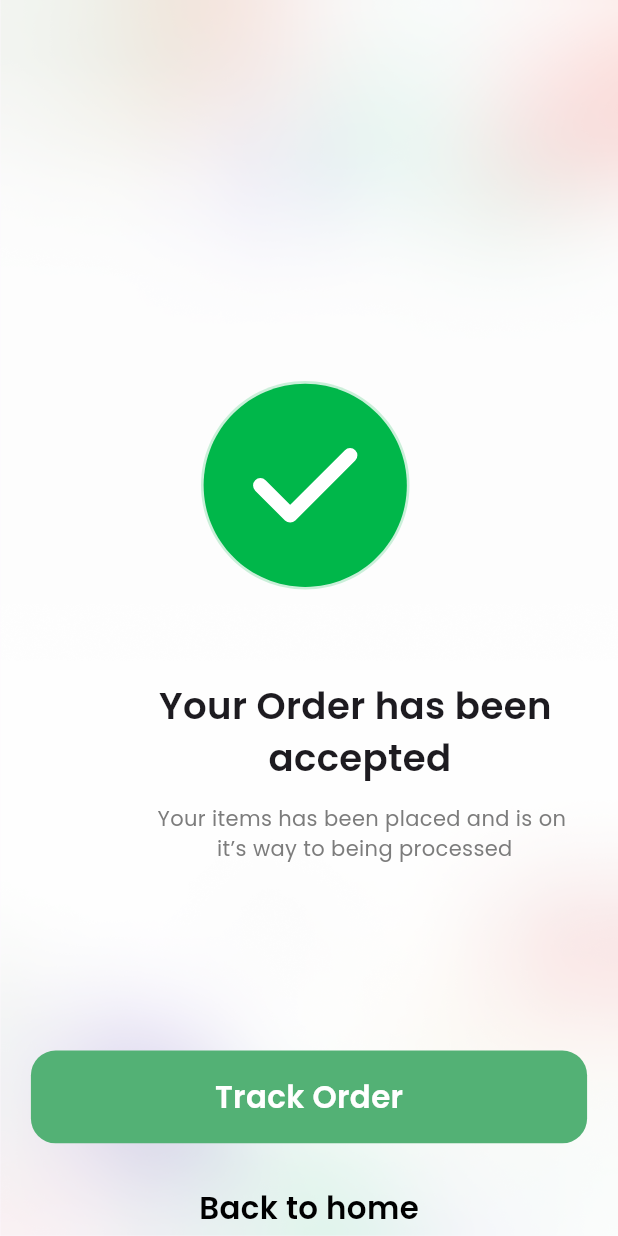
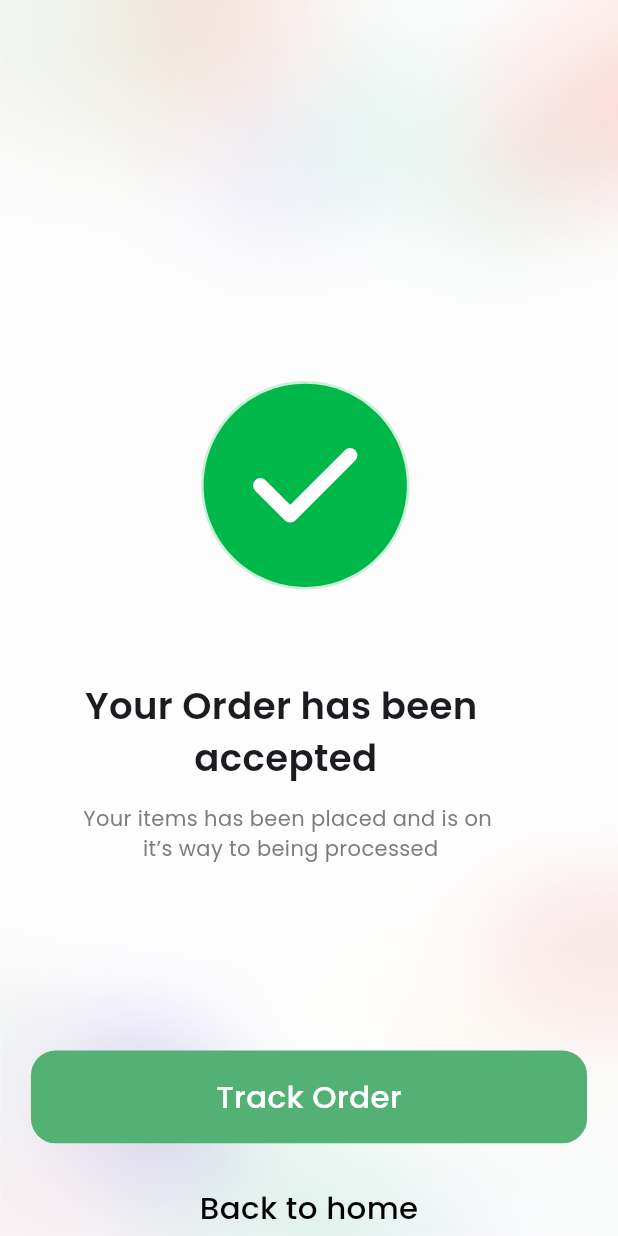
Before and after one commit to shibii787/nectar_project1, a Flutter app: the OrderAccepted screen opened directly, on a phone screen of 412 x 824 dp. Run offline on Flutter 3.47's test engine with Material 3 defaults, Android fonts, the phone set to English and light mode, and no system bars; our stand-ins replace carousel_slider, country_code_picker, flutter_svg, google_fonts, image_picker, lottie and 3 more.

Commit message:
navigation done

```diff
--- a/lib/app_authentication/select_location_page.dart
+++ b/lib/app_authentication/select_location_page.dart
@@ -1,6 +1,7 @@
 import 'package:flutter/cupertino.dart';
 import 'package:flutter/material.dart';
 import 'package:nectar_project1/app_authentication/log_in.dart';
+import 'package:nectar_project1/app_body/bottom_nav.dart';
 import 'package:nectar_project1/colors.dart';
 import 'package:nectar_project1/images.dart';
 
@@ -65,7 +66,7 @@ class _selectLocationPageState extends State<selectLocationPage> {
             Text("Select Your Zone"),
             InkWell(
               onTap: () {
-                Navigator.push(context, CupertinoPageRoute(builder: (context) => logIn(),));
+                Navigator.push(context, CupertinoPageRoute(builder: (context) => bottomNav(),));
               },
               child: Container(
                 height: w * 0.15,
--- a/lib/app_body/order_accepted.dart
+++ b/lib/app_body/order_accepted.dart
@@ -33,7 +33,7 @@ class _OrderAcceptedState extends State<OrderAccepted> {
             child: Lottie.asset(theImages.sucess)),
         Positioned(
             top: w * 1.1,
-            left: w * 0.25,
+            left: w * 0.13,
             child: Text(
               "Your Order has been \n accepted",
               textAlign: TextAlign.center,
@@ -41,7 +41,7 @@ class _OrderAcceptedState extends State<OrderAccepted> {
             )),
         Positioned(
             top: w * 1.3,
-            left: w * 0.25,
+            left: w * 0.13,
             child: Text(
               "Your items has been placed and is on \n it’s way to being processed",
               textAlign: TextAlign.center,
@@ -61,7 +61,7 @@ class _OrderAcceptedState extends State<OrderAccepted> {
                   style: TextStyle(
                       color: theColors.primaryColor,
                       fontSize: w * 0.05,
-                      fontWeight: FontWeight.w600)),
+                      fontWeight: FontWeight.w500)),
             ),
           ),
         ),
@@ -80,7 +80,7 @@ class _OrderAcceptedState extends State<OrderAccepted> {
                   style: TextStyle(
                       color: theColors.secondary,
                       fontSize: w * 0.05,
-                      fontWeight: FontWeight.w600)),
+                      fontWeight: FontWeight.w500)),
             ),
           ),
         ),
--- a/lib/main.dart
+++ b/lib/main.dart
@@ -7,7 +7,6 @@ import 'package:nectar_project1/app_authentication/sign_page.dart';
 import 'package:nectar_project1/app_authentication/signup_page.dart';
 import 'package:nectar_project1/app_authentication/verification_page.dart';
 import 'package:nectar_project1/app_body/cart_page.dart';
-import 'package:nectar_project1/app_body/explore_page.dart';
 import 'package:nectar_project1/app_body/order_accepted.dart';
 import 'package:nectar_project1/app_into/splashscreen.dart';
 import 'package:nectar_project1/app_profile/account.dart';
@@ -44,7 +43,7 @@ class MyApp extends StatelessWidget {
             textTheme: GoogleFonts.poppinsTextTheme()
         ),
         debugShowCheckedModeBanner: false,
-        home: ExplorePage(),
+        home: splashscreen(),
       ),
     );
   }
```
Also changed, not shown: lib/app_authentication/log_in.dart (+17 -10 lines), lib/app_authentication/sign_page.dart (+7 -1 lines), lib/app_authentication/signup_page.dart (+8 -1 lines).
